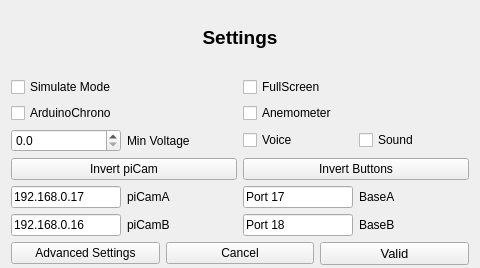
Qt form F3FChrono/gui/WSettings.ui (jomarin38/F3FChrono) before a commit.
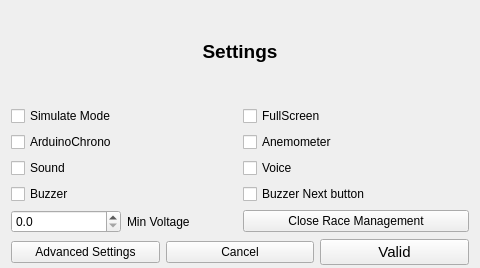
The same form after that commit.

Commit message: Adding wind speed & orientation stats during a run in chrono class Adding Vocal & sound Adding a new Sound class using PyQt sound module. A Speech module is available on PySide2 but not in PyQt5 Adding Gui Settings & Advanced Settings GPIO class created Differents littles evolutions. Adding close main & simulate windows with one click Adding fullscreen in configfile & gui Adding close application button in settings mode Adding panel to paired picam & bases buttons

What changed in the file:
```diff
--- a/F3FChrono/gui/WSettings.ui
+++ b/F3FChrono/gui/WSettings.ui
@@ -54,61 +54,56 @@
      </item>
      <item>
       <layout class="QGridLayout" name="gridLayout_2">
+       <item row="1" column="1">
+        <widget class="QCheckBox" name="fullscreen">
+         <property name="text">
+          <string>FullScreen</string>
+         </property>
+        </widget>
+       </item>
+       <item row="2" column="0">
+        <widget class="QCheckBox" name="arduino">
+         <property name="text">
+          <string>ArduinoChrono</string>
+         </property>
+        </widget>
+       </item>
+       <item row="1" column="0">
+        <widget class="QCheckBox" name="simulate_mode">
+         <property name="text">
+          <string>Simulate Mode</string>
+         </property>
+        </widget>
+       </item>
+       <item row="2" column="1">
+        <widget class="QCheckBox" name="anemometer">
+         <property name="text">
+          <string>Anemometer</string>
+         </property>
+        </widget>
+       </item>
        <item row="3" column="1">
-        <layout class="QHBoxLayout" name="horizontalLayout_5">
-         <item>
-          <widget class="QCheckBox" name="voice">
-           <property name="text">
-            <string>Voice</string>
-           </property>
-          </widget>
-         </item>
-         <item>
-          <widget class="QCheckBox" name="sound">
-           <property name="text">
-            <string>Sound</string>
-           </property>
-          </widget>
-         </item>
-        </layout>
-       </item>
-       <item row="6" column="0">
-        <layout class="QHBoxLayout" name="horizontalLayout_6">
-         <item>
-          <widget class="QLineEdit" name="picamB">
-           <property name="sizePolicy">
-            <sizepolicy hsizetype="Minimum" vsizetype="Fixed">
-             <horstretch>0</horstretch>
-             <verstretch>0</verstretch>
-            </sizepolicy>
-           </property>
-           <property name="minimumSize">
-            <size>
-             <width>0</width>
-             <height>0</height>
-            </size>
-           </property>
-           <property name="maximumSize">
-            <size>
-             <width>16777215</width>
-             <height>16777215</height>
-            </size>
-           </property>
-           <property name="text">
-            <string>192.168.0.16</string>
-           </property>
-          </widget>
-         </item>
-         <item>
-          <widget class="QLabel" name="label_4">
-           <property name="text">
-            <string>piCamB</string>
-           </property>
-          </widget>
-         </item>
-        </layout>
+        <widget class="QCheckBox" name="voice">
+         <property name="text">
+          <string>Voice</string>
+         </property>
+        </widget>
        </item>
        <item row="3" column="0">
+        <widget class="QCheckBox" name="sound">
+         <property name="text">
+          <string>Sound</string>
+         </property>
+        </widget>
+       </item>
+       <item row="4" column="0">
+        <widget class="QCheckBox" name="buzzer">
+         <property name="text">
+          <string>Buzzer</string>
+         </property>
+        </widget>
+       </item>
+       <item row="5" column="0">
         <layout class="QHBoxLayout" name="horizontalLayout_4">
          <item>
           <widget class="QDoubleSpinBox" name="voltagemin">
@@ -129,153 +124,17 @@
          </item>
         </layout>
        </item>
-       <item row="4" column="0">
-        <widget class="QPushButton" name="btn_invertpicam">
-         <property name="text">
-          <string>Invert piCam</string>
-         </property>
-        </widget>
-       </item>
-       <item row="5" column="0">
-        <layout class="QHBoxLayout" name="horizontalLayout_7">
-         <item>
-          <widget class="QLineEdit" name="picamA">
-           <property name="sizePolicy">
-            <sizepolicy hsizetype="Minimum" vsizetype="Fixed">
-             <horstretch>0</horstretch>
-             <verstretch>0</verstretch>
-            </sizepolicy>
-           </property>
-           <property name="minimumSize">
-            <size>
-             <width>0</width>
-             <height>0</height>
-            </size>
-           </property>
-           <property name="maximumSize">
-            <size>
-             <width>16777215</width>
-             <height>16777215</height>
-            </size>
-           </property>
-           <property name="text">
-            <string>192.168.0.17</string>
-           </property>
-          </widget>
-         </item>
-         <item>
-          <widget class="QLabel" name="label_5">
-           <property name="text">
-            <string>piCamA</string>
-           </property>
-          </widget>
-         </item>
-        </layout>
-       </item>
        <item row="4" column="1">
-        <widget class="QPushButton" name="btn_invert_bases">
+        <widget class="QCheckBox" name="buzzernext">
          <property name="text">
-          <string>Invert Buttons</string>
+          <string>Buzzer Next button</string>
          </property>
         </widget>
        </item>
        <item row="5" column="1">
-        <layout class="QHBoxLayout" name="horizontalLayout_8">
-         <item>
-          <widget class="QLineEdit" name="baseA">
-           <property name="sizePolicy">
-            <sizepolicy hsizetype="Minimum" vsizetype="Fixed">
-             <horstretch>0</horstretch>
-             <verstretch>0</verstretch>
-            </sizepolicy>
-           </property>
-           <property name="minimumSize">
-            <size>
-             <width>0</width>
-             <height>0</height>
-            </size>
-           </property>
-           <property name="maximumSize">
-            <size>
-             <width>16777215</width>
-             <height>16777215</height>
-            </size>
-           </property>
-           <property name="text">
-            <string>Port 17</string>
-           </property>
-          </widget>
-         </item>
-         <item>
-          <widget class="QLabel" name="label_6">
-           <property name="text">
-            <string>BaseA</string>
-           </property>
-          </widget>
-         </item>
-        </layout>
-       </item>
-       <item row="6" column="1">
-        <layout class="QHBoxLayout" name="horizontalLayout_9">
-         <item>
-          <widget class="QLineEdit" name="baseB">
-           <property name="sizePolicy">
-            <sizepolicy hsizetype="Minimum" vsizetype="Fixed">
-             <horstretch>0</horstretch>
-             <verstretch>0</verstretch>
-            </sizepolicy>
-           </property>
-           <property name="minimumSize">
-            <size>
-             <width>0</width>
-             <height>0</height>
-            </size>
-           </property>
-           <property name="maximumSize">
-            <size>
-             <width>16777215</width>
-             <height>16777215</height>
-            </size>
-           </property>
-           <property name="text">
-            <string>Port 18</string>
-           </property>
-          </widget>
-         </item>
-         <item>
-          <widget class="QLabel" name="label_7">
-           <property name="text">
-            <string>BaseB</string>
-           </property>
-          </widget>
-         </item>
-        </layout>
-       </item>
-       <item row="2" column="1">
-        <widget class="QCheckBox" name="anemometer">
+        <widget class="QPushButton" name="closebtn">
          <property name="text">
-          <string>Anemometer</string>
-         </property>
-        </widget>
-       </item>
-       <item row="2" column="0">
-        <widget class="QCheckBox" name="arduino">
-         <property name="text">
-          <string>ArduinoChrono</string>
-         </property>
-        </widget>
-       </item>
-       <item row="1" column="0">
-        <widget class="QCheckBox" name="simulate_mode">
-         <property name="text">
-          <string>Simulate Mode</string>
-         </property>
-        </widget>
-       </item>
-       <item row="1" column="1">
-        <widget class="QCheckBox" name="fullscreen">
-         <property name="text">
-          <string>FullScreen</string>
+          <string>Close Race Management</string>
          </property>
         </widget>
        </item>
@@ -301,7 +160,7 @@
         <widget class="QPushButton" name="btn_valid">
          <property name="font">
           <font>
-           <pointsize>10</pointsize>
+           <pointsize>11</pointsize>
           </font>
          </property>
          <property name="text">
```
Left out of the diff: 6 changed lines with no effect on the pictures. The commit also changes 10 other files.
